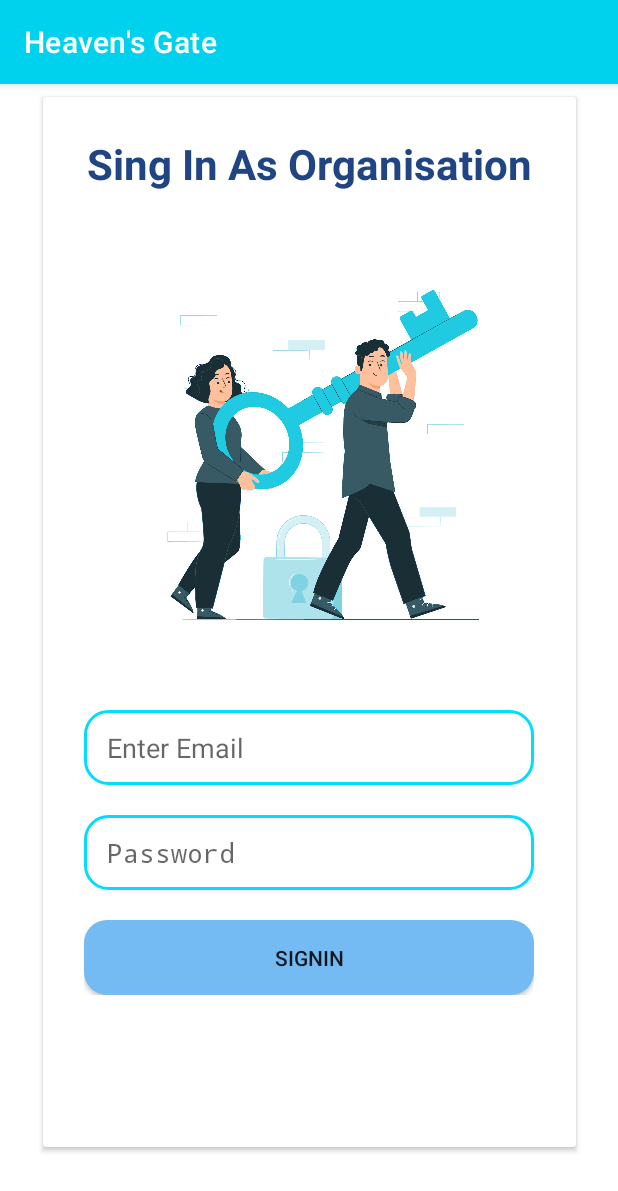
After one commit to krakendev01/HeavensGate, an Android app: the Fund_SignIn screen opened directly, with no data from a screen before it, on a phone screen of 412 x 824 dp. The commit adds this screen. Shown: the top 1191 px of the screen. Run offline under Robolectric (Android 15) with nearby library versions, the phone set to English and light mode, and no system bars; our stand-ins replace Firebase (no records; nobody signed in at launch, a user with empty details on screens opened directly).

Commit message:
email signup for fundriser and login with email

```diff
--- /dev/null
+++ b/app/src/main/java/com/donation/heavensgate/Activities/Fund_SignIn.kt
@@ -0,0 +1,73 @@
+package com.donation.heavensgate.Activities
+
+import android.content.ContentValues.TAG
+import android.content.Intent
+import androidx.appcompat.app.AppCompatActivity
+import android.os.Bundle
+import android.util.Log
+import android.widget.Toast
+import com.donation.heavensgate.MainActivity
+import com.donation.heavensgate.R
+import com.donation.heavensgate.databinding.ActivityFundSignInBinding
+import com.google.firebase.auth.FirebaseAuth
+import com.google.firebase.auth.ktx.auth
+import com.google.firebase.ktx.Firebase
+
+class Fund_SignIn : AppCompatActivity() {
+    private lateinit var binding:ActivityFundSignInBinding
+    private lateinit var auth: FirebaseAuth
+    override fun onCreate(savedInstanceState: Bundle?) {
+        binding= ActivityFundSignInBinding.inflate(layoutInflater)
+        super.onCreate(savedInstanceState)
+        setContentView(binding.root)
+        // ...
+        // Initialize Firebase Auth
+        auth = Firebase.auth
+
+        binding.BtnSignin.setOnClickListener {
+
+            if (validateInputs()) {
+                FundSingIn(binding.OrgEmail.text.toString(), binding.OrgPass.text.toString())
+            }
+        }
+
+    }
+
+    private fun validateInputs() :Boolean{
+        if (binding.OrgEmail.text.toString().isEmpty()){
+            binding.OrgEmail.requestFocus()
+            binding.OrgEmail.error="Please Enter Email"
+        }
+        else if (binding.OrgPass.text.toString().isEmpty()){
+            binding.OrgPass.requestFocus()
+            binding.OrgPass.error="Please Enter Password"
+        }
+        else
+        {
+            return true
+        }
+        return false
+    }
+
+    private fun FundSingIn(Email: String, Pass: String) {
+        auth.signInWithEmailAndPassword(Email,Pass )
+            .addOnCompleteListener(this) { task ->
+                if (task.isSuccessful) {
+                    // Sign in success, update UI with the signed-in user's information
+                    Log.d(TAG, "signInWithEmail:success")
+                    val user = auth.currentUser
+                    Toast.makeText(this@Fund_SignIn,"SignIn Success",Toast.LENGTH_SHORT).show()
+                    startActivity(Intent(this@Fund_SignIn,MainActivity::class.java))
+
+
+                } else {
+                    // If sign in fails, display a message to the user.
+                    Log.w(TAG, "signInWithEmail:failure", task.exception)
+                    Toast.makeText(baseContext, "Authentication failed. \n Please Check Email Or Passord",
+                        Toast.LENGTH_SHORT).show()
+
+                }
+            }
+
+    }
+}
--- a/app/src/main/java/com/donation/heavensgate/Activities/SignIn.kt
+++ b/app/src/main/java/com/donation/heavensgate/Activities/SignIn.kt
@@ -33,7 +33,9 @@ class SignIn : AppCompatActivity() {
 
         auth= FirebaseAuth.getInstance()
         ActivityCompat.requestPermissions(this, arrayOf(android.Manifest.permission.INTERNET),10)
-
+        binding.BtnOrgSignin.setOnClickListener {
+            startActivity(Intent(this@SignIn,Fund_SignIn::class.java))
+        }
 
         binding.btnotp.setOnClickListener(View.OnClickListener {
             if (binding.phn.text.isEmpty())
--- a/app/src/main/java/com/donation/heavensgate/models/AddOrgModel.kt
+++ b/app/src/main/java/com/donation/heavensgate/models/AddOrgModel.kt
@@ -4,6 +4,7 @@ data class AddOrgModel(
     val Org_Id:String? = "",
     val Org_Name:String? = "",
     val Org_Email:String? = "",
+    val Org_Pass:String? = "",
     val Org_Phone:String? = "",
     val Org_Description:String? = "",
     val Org_Address:String? = "",
--- /dev/null
+++ b/app/src/main/res/layout/activity_fund_sign_in.xml
@@ -0,0 +1,97 @@
+<?xml version="1.0" encoding="utf-8"?>
+<androidx.constraintlayout.widget.ConstraintLayout xmlns:android="http://schemas.android.com/apk/res/android"
+    xmlns:app="http://schemas.android.com/apk/res-auto"
+    xmlns:tools="http://schemas.android.com/tools"
+    android:layout_width="match_parent"
+    android:layout_height="match_parent"
+    tools:context=".Activities.fundsignup">
+
+    <androidx.cardview.widget.CardView
+        android:id="@+id/BasicCard"
+        android:layout_width="355dp"
+        android:layout_height="700dp"
+        android:visibility="visible"
+        app:circularflow_radiusInDP="30dp"
+       android:scrollbarAlwaysDrawVerticalTrack="true"
+        app:layout_constraintBottom_toBottomOf="parent"
+        app:layout_constraintEnd_toEndOf="parent"
+        app:layout_constraintStart_toStartOf="parent"
+        app:layout_constraintTop_toTopOf="parent"
+        app:layout_constraintVertical_bias="0.13">
+
+        <LinearLayout
+            android:layout_width="match_parent"
+            android:layout_height="match_parent"
+
+            android:orientation="vertical">
+
+            <TextView
+                android:layout_width="wrap_content"
+                android:layout_height="wrap_content"
+                android:layout_gravity="center"
+                android:layout_marginTop="25dp"
+                android:layout_marginBottom="25dp"
+                android:text="Sing In As Organisation"
+                android:textColor="#214583"
+                android:textSize="28dp"
+                android:textStyle="bold">
+
+            </TextView>
+            <ImageView
+                android:layout_width="300dp"
+                android:layout_height="300dp"
+                android:layout_gravity="center"
+                android:src="@drawable/loginillu"
+                android:layout_marginBottom="20dp">
+
+            </ImageView>
+
+            <EditText
+                android:id="@+id/OrgEmail"
+                android:layout_width="300dp"
+                android:layout_height="50dp"
+                android:layout_gravity="center"
+                android:layout_marginBottom="20dp"
+                android:background="@drawable/edt_cus"
+                android:hint="Enter Email"
+                android:paddingLeft="15dp">
+
+            </EditText>
+
+
+
+            <EditText
+                android:id="@+id/OrgPass"
+                android:layout_width="300dp"
+                android:layout_height="50dp"
+                android:layout_gravity="center"
+                android:layout_marginBottom="20dp"
+
+                android:background="@drawable/edt_cus"
+                android:hint="Password"
+                android:inputType="textPassword"
+                android:paddingLeft="15dp">
+
+            </EditText>
+
+            <LinearLayout
+                android:layout_width="300dp"
+                android:gravity="center"
+                android:layout_gravity="center"
+                android:layout_height="50dp">
+
+                <Button
+                    android:id="@+id/Btn_Signin"
+                    android:layout_width="300dp"
+                    android:layout_height="50dp"
+                    android:layout_gravity="center"
+                    android:background="@drawable/btn_cus"
+                    android:shadowRadius="100"
+                    android:text="SignIn">
+
+                </Button>
+            </LinearLayout>
+
+        </LinearLayout>
+    </androidx.cardview.widget.CardView>
+</androidx.constraintlayout.widget.ConstraintLayout>
```
Also changed, not shown: app/src/main/AndroidManifest.xml (+7 -4 lines), app/src/main/java/com/donation/heavensgate/Activities/fundsignup.kt (+32 -4 lines), app/src/main/res/layout/activity_donatormain.xml (+18 -6 lines), app/src/main/res/layout/activity_fundsignup.xml (+23 -1 lines), app/src/main/res/layout/activity_signin.xml (+14 -7 lines).
